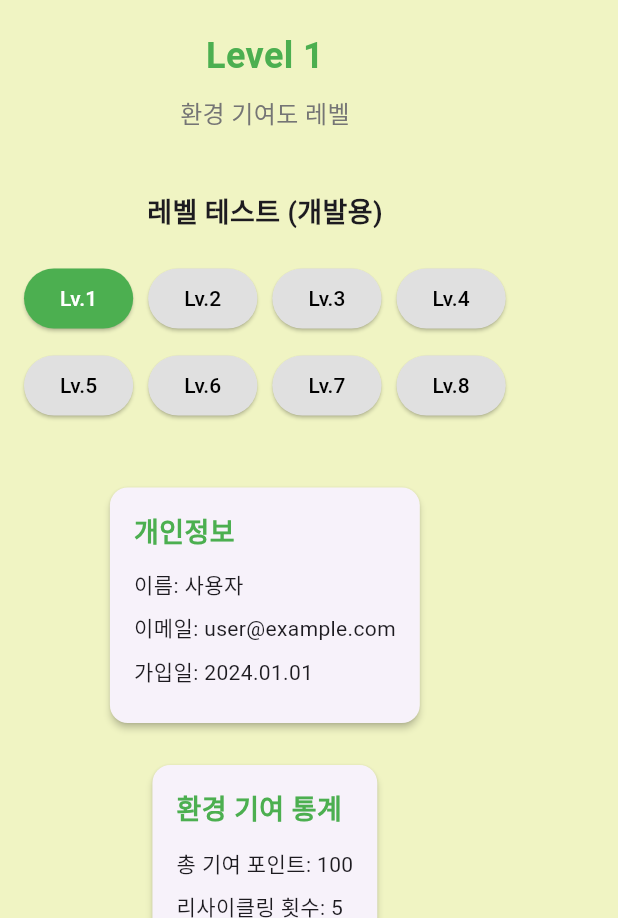
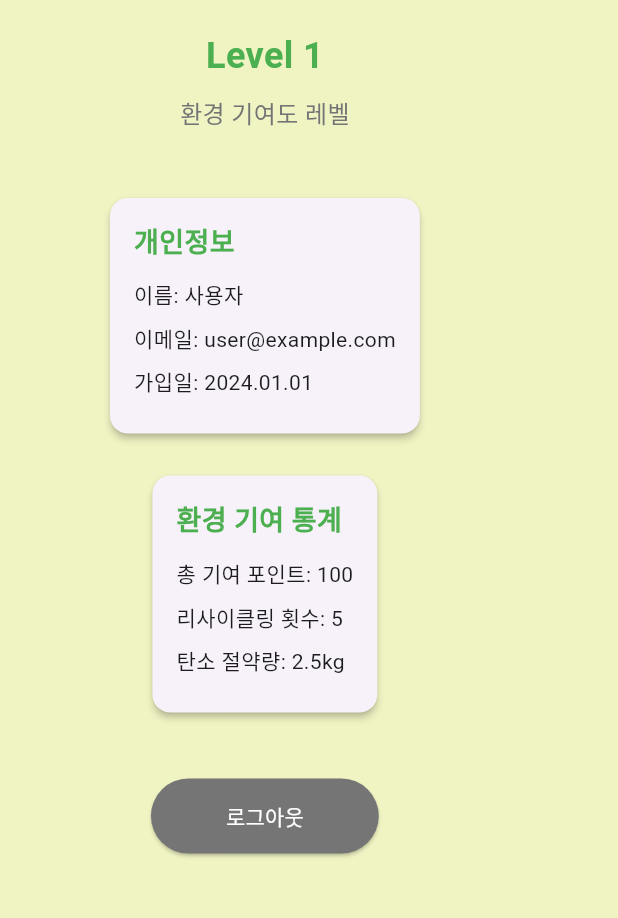
Before and after one commit to byeol01/Zaro_ME, a Flutter app: the MyScreen screen opened directly, on a phone screen of 412 x 824 dp, the part 318-1236 px from its top. Run offline on Flutter 3.47's test engine with Material 3 defaults, Android fonts, the light colour scheme and no system bars; our stand-ins replace firebase_auth, firebase_core, flutter_dotenv, geolocator, google_maps_flutter, google_sign_in; missing offline and left inert: firebase_app_check, kakao_flutter_sdk_user, naver_login_sdk; accounts and stored records are empty.

```diff
--- a/1.txt
+++ b/1.txt
@@ -1 +1 @@
-카카오 웹 로그인 가능하게 해놓음
+네이버 로그인 기능 넣음
--- a/lib/components/bottom_nav.dart
+++ b/lib/components/bottom_nav.dart
@@ -28,9 +28,9 @@ class CustomBottomNav extends StatelessWidget {
           label: '홈',
         ),
         BottomNavigationBarItem(
-          icon: Icon(Icons.search_outlined),
-          activeIcon: Icon(Icons.search),
-          label: '검색',
+          icon: Icon(Icons.map_outlined),
+          activeIcon: Icon(Icons.map),
+          label: '지도',
         ),
         BottomNavigationBarItem(
           icon: Icon(Icons.person_outline),
--- a/lib/screens/my_scr.dart
+++ b/lib/screens/my_scr.dart
@@ -1,13 +1,12 @@
 import 'package:flutter/material.dart';
+import 'package:zaro_me_app/services/auth_service.dart';
+import 'package:zaro_me_app/screens/login_scr.dart';
 import '../components/header.dart';
 
 class MyScreen extends StatefulWidget {
   final int userLevel;
 
-  const MyScreen({
-    super.key,
-    this.userLevel = 1,
-  });
+  const MyScreen({super.key, this.userLevel = 1});
 
   @override
   State<MyScreen> createState() => _MyScreenState();
@@ -15,6 +14,7 @@ class MyScreen extends StatefulWidget {
 
 class _MyScreenState extends State<MyScreen> {
   late int currentLevel;
+  final AuthService _authService = AuthService();
 
   @override
   void initState() {
@@ -33,13 +33,22 @@ class _MyScreenState extends State<MyScreen> {
     Navigator.pop(context);
   }
 
+  void _signOut() async {
+    await _authService.signOut();
+    if (mounted) {
+      Navigator.of(context).pushAndRemoveUntil(
+        MaterialPageRoute(builder: (context) => const LoginScreen()),
+        (Route<dynamic> route) => false,
+      );
+    }
+  }
+
   @override
   Widget build(BuildContext context) {
     return Scaffold(
       appBar: CustomHeader(
         userLevel: currentLevel,
-        onProfileTap: () {
-        },
+        onProfileTap: () {},
         onLogoTap: _navigateToHome,
       ),
       body: SingleChildScrollView(
@@ -53,10 +62,7 @@ class _MyScreenState extends State<MyScreen> {
               height: 120,
               decoration: BoxDecoration(
                 shape: BoxShape.circle,
-                border: Border.all(
-                  color: Colors.green,
-                  width: 3,
-                ),
+                border: Border.all(color: Colors.green, width: 3),
               ),
               child: ClipOval(
                 child: Image.asset(
@@ -77,18 +83,40 @@ class _MyScreenState extends State<MyScreen> {
             const SizedBox(height: 10),
             Text(
               '환경 기여도 레벨',
-              style: TextStyle(
-                fontSize: 16,
-                color: Colors.grey[600],
+              style: TextStyle(fontSize: 16, color: Colors.grey[600]),
+            ),
+            const SizedBox(height: 40),
+            _buildInfoCard('개인정보', [
+              '이름: 사용자',
+              '이메일: user@example.com',
+              '가입일: 2024.01.01',
+            ]),
+            const SizedBox(height: 20),
+            _buildInfoCard('환경 기여 통계', [
+              '총 기여 포인트: ${currentLevel * 100}',
+              '리사이클링 횟수: ${currentLevel * 5}',
+              '탄소 절약량: ${currentLevel * 2.5}kg',
+            ]),
+            const SizedBox(height: 40),
+            ElevatedButton(
+              onPressed: _signOut,
+              style: ElevatedButton.styleFrom(
+                backgroundColor: Colors.grey[600],
+                foregroundColor: Colors.white,
+                padding: const EdgeInsets.symmetric(
+                  horizontal: 50,
+                  vertical: 15,
+                ),
+                shape: RoundedRectangleBorder(
+                  borderRadius: BorderRadius.circular(30.0),
+                ),
               ),
+              child: const Text('로그아웃'),
             ),
             const SizedBox(height: 40),
             const Text(
               '레벨 테스트 (개발용)',
-              style: TextStyle(
-                fontSize: 18,
-                fontWeight: FontWeight.bold,
-              ),
+              style: TextStyle(fontSize: 18, fontWeight: FontWeight.bold),
             ),
             const SizedBox(height: 20),
             Wrap(
@@ -99,30 +127,16 @@ class _MyScreenState extends State<MyScreen> {
                 return ElevatedButton(
                   onPressed: () => _updateLevel(level),
                   style: ElevatedButton.styleFrom(
-                    backgroundColor: currentLevel == level ? Colors.green : Colors.grey[300],
-                    foregroundColor: currentLevel == level ? Colors.white : Colors.black,
+                    backgroundColor: currentLevel == level
+                        ? Colors.green
+                        : Colors.grey[300],
+                    foregroundColor: currentLevel == level
+                        ? Colors.white
+                        : Colors.black,
                   ),
                   child: Text('Lv.$level'),
                 );
               }),
-            ),
-            const SizedBox(height: 40),
-            _buildInfoCard(
-              '개인정보',
-              [
-                '이름: 사용자',
-                '이메일: user@example.com',
-                '가입일: 2024.01.01',
-              ],
-            ),
-            const SizedBox(height: 20),
-            _buildInfoCard(
-              '환경 기여 통계',
-              [
-                '총 기여 포인트: ${currentLevel * 100}',
-                '리사이클링 횟수: ${currentLevel * 5}',
-                '탄소 절약량: ${currentLevel * 2.5}kg',
-              ],
             ),
           ],
         ),
@@ -147,13 +161,12 @@ class _MyScreenState extends State<MyScreen> {
               ),
             ),
             const SizedBox(height: 12),
-            ...items.map((item) => Padding(
-              padding: const EdgeInsets.only(bottom: 8),
-              child: Text(
-                item,
-                style: const TextStyle(fontSize: 14),
+            ...items.map(
+              (item) => Padding(
+                padding: const EdgeInsets.only(bottom: 8),
+                child: Text(item, style: const TextStyle(fontSize: 14)),
               ),
-            )),
+            ),
           ],
         ),
       ),
--- a/pubspec.yaml
+++ b/pubspec.yaml
@@ -45,6 +45,7 @@ dependencies:
   flutter_dotenv: ^5.1.0
   http: ^1.1.0
   naver_login_sdk: ^3.0.2
+  google_maps_flutter: ^2.6.1
 
 dev_dependencies:
   flutter_test:
```
Also changed, not shown: lib/main.dart (+28 -4 lines), lib/screens/home_scr.dart (+13 -49 lines), lib/screens/login_scr.dart (+120 -40 lines), lib/services/auth_service.dart (+11 -0 lines), pubspec.lock, 3 other files.
